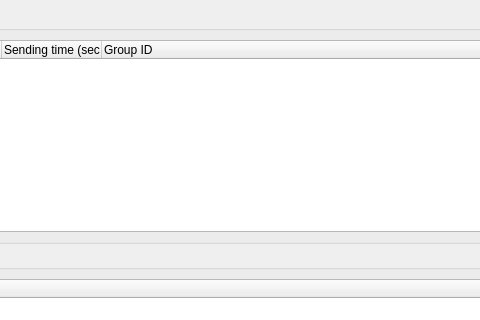
Qt form retroshare-gui/src/gui/statistics/GxsTransportStatistics.ui (RetroShare/RetroShare) before a commit; both pictures show x 522 to 1002 and y 0 to 320 of the 1468 by 779 pixel window.
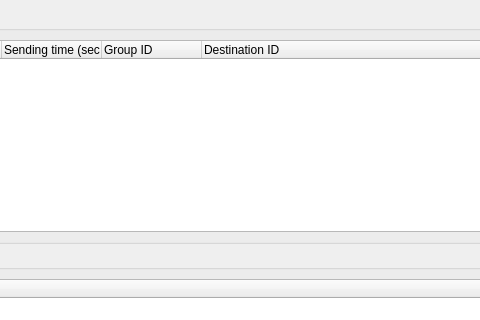
The same form after that commit.

The edit to the form file:
```diff
--- a/retroshare-gui/src/gui/statistics/GxsTransportStatistics.ui
+++ b/retroshare-gui/src/gui/statistics/GxsTransportStatistics.ui
@@ -78,6 +78,11 @@
           <string>Group ID</string>
          </property>
         </column>
+        <column>
+         <property name="text">
+          <string>Destination ID</string>
+         </property>
+        </column>
        </widget>
       </item>
      </layout>
```
Left out of the diff: 3 changed lines with no effect on the pictures.
